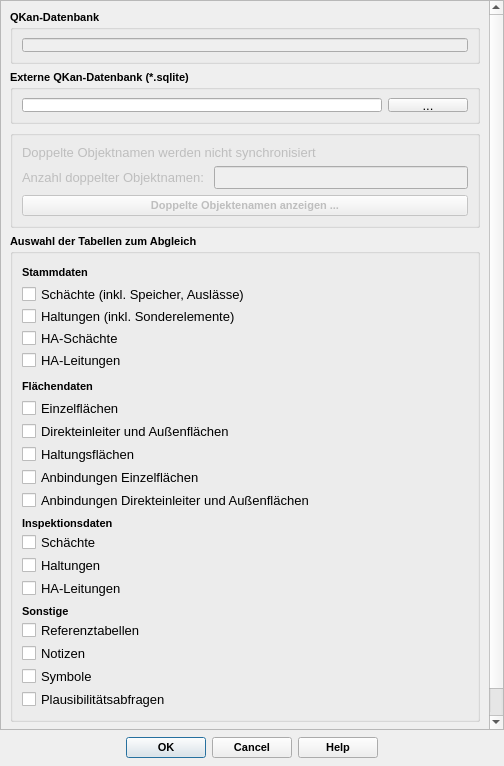
Before: the Qt Designer form qkan/sync/res/compare_dialog_base.ui in SonkeHoffmann/QKan-1, drawn with Qt 5.
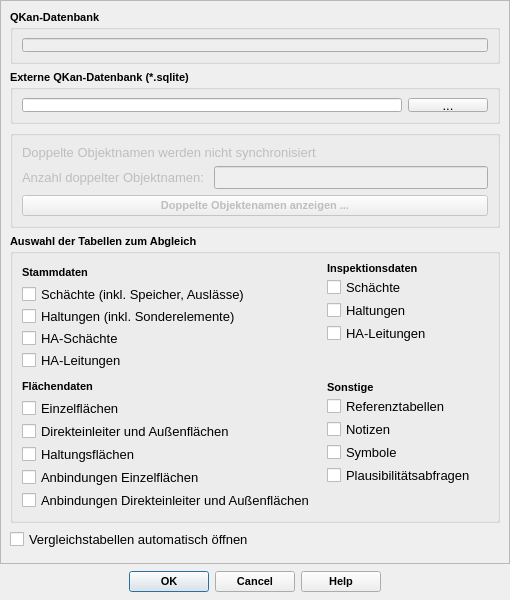
After: the same form once the commit is applied. Icons and pictures are not drawn.

What changed in the file:
```diff
--- a/qkan/sync/res/compare_dialog_base.ui
+++ b/qkan/sync/res/compare_dialog_base.ui
@@ -6,8 +6,8 @@
    <rect>
     <x>0</x>
     <y>0</y>
-    <width>504</width>
-    <height>766</height>
+    <width>510</width>
+    <height>600</height>
    </rect>
   </property>
   <property name="minimumSize">
@@ -60,8 +60,8 @@
        <rect>
         <x>0</x>
         <y>0</y>
-        <width>485</width>
-        <height>750</height>
+        <width>508</width>
+        <height>562</height>
        </rect>
       </property>
       <layout class="QVBoxLayout" name="verticalLayout_10">
@@ -354,7 +354,7 @@
          <property name="checkable">
           <bool>false</bool>
          </property>
-         <layout class="QHBoxLayout" name="horizontalLayout_4" stretch="0">
+         <layout class="QHBoxLayout" name="horizontalLayout_4" stretch="0,0">
           <property name="spacing">
            <number>12</number>
           </property>
@@ -644,6 +644,10 @@
               </item>
              </layout>
             </item>
+           </layout>
+          </item>
+          <item>
+           <layout class="QVBoxLayout" name="verticalLayout_7">
             <item>
              <layout class="QVBoxLayout" name="verticalLayout_5">
               <property name="spacing">
@@ -742,10 +746,23 @@
              </layout>
             </item>
             <item>
-             <layout class="QVBoxLayout" name="verticalLayout_6">
+             <layout class="QVBoxLayout" name="verticalLayout_14">
               <property name="spacing">
                <number>2</number>
               </property>
+              <item>
+               <spacer name="verticalSpacer_2">
+                <property name="orientation">
+                 <enum>Qt::Vertical</enum>
+                </property>
+                <property name="sizeHint" stdset="0">
+                 <size>
+                  <width>20</width>
+                  <height>40</height>
+                 </size>
+                </property>
+               </spacer>
+              </item>
               <item>
                <widget class="QLabel" name="label_3">
                 <property name="enabled">
@@ -860,6 +877,19 @@
                 </property>
                </widget>
               </item>
+              <item>
+               <spacer name="verticalSpacer_3">
+                <property name="orientation">
+                 <enum>Qt::Vertical</enum>
+                </property>
+                <property name="sizeHint" stdset="0">
+                 <size>
+                  <width>20</width>
+                  <height>40</height>
+                 </size>
+                </property>
+               </spacer>
+              </item>
              </layout>
             </item>
            </layout>
```
